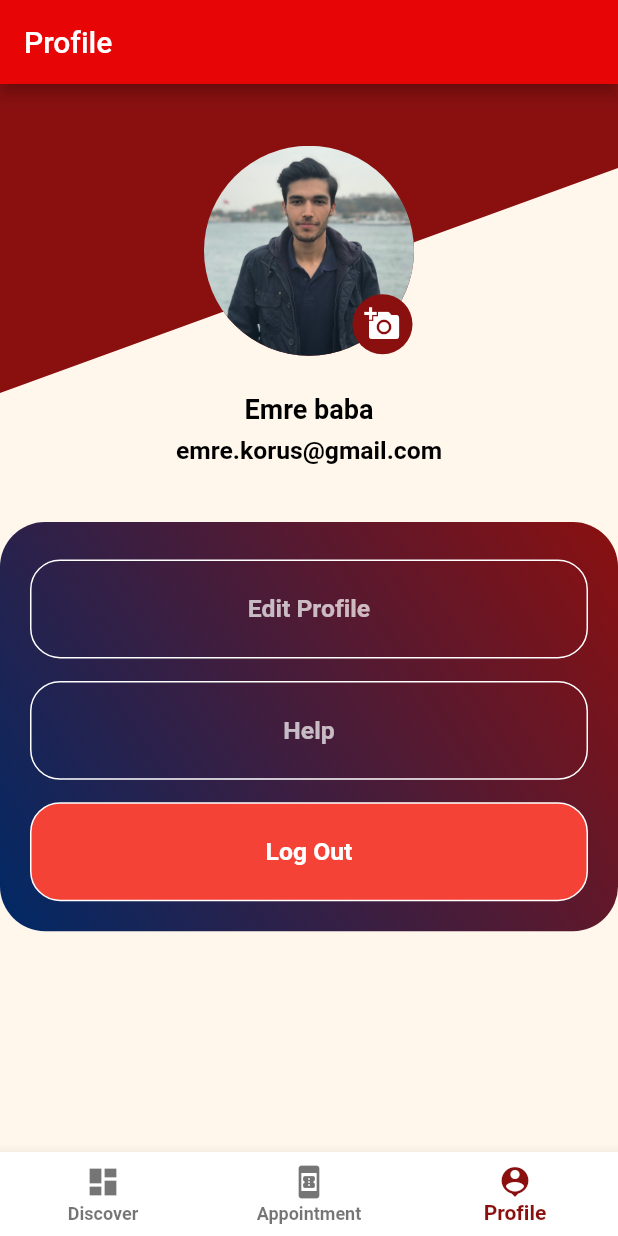
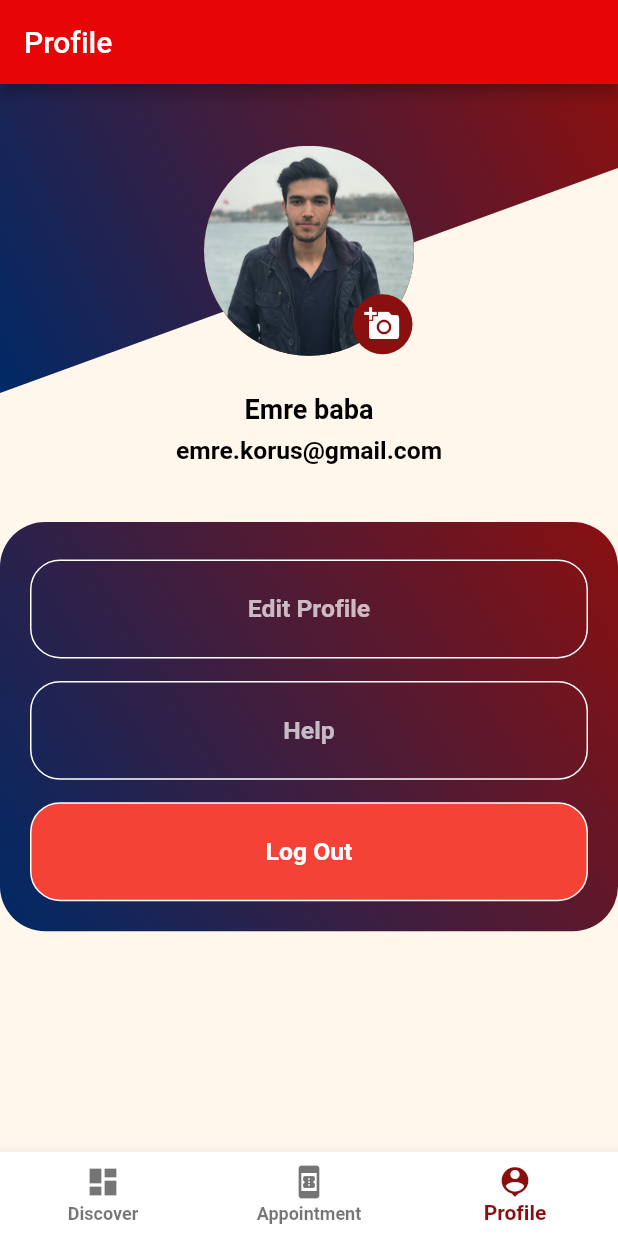
Before and after one commit to emrekorus/BarberBookingApp, a Flutter app: the screen it shows once a user with an empty profile is signed in, item 3 of the bottom bar chosen, on a phone screen of 412 x 824 dp. Run offline on Flutter 3.47's test engine with Material 2 defaults, Android fonts, the phone set to English and light mode, and no system bars; our stand-ins replace carousel_slider, firebase_auth, firebase_database, firebase_storage, im_stepper, sliding_up_panel; accounts and stored records are empty.

Commit message:
Profile Screen, clipper color is made as gradient

```diff
--- a/lib/Screens/Profile/ProfileScreen.dart
+++ b/lib/Screens/Profile/ProfileScreen.dart
@@ -39,7 +39,14 @@ class _ProfileScreenState extends State<ProfileScreen> {
                     clipper: MyCustomClipper(),
                     child: Container(
                         height: 25 * SizeConfig.heightMultiplier,
-                        color: Theme.of(context).primaryColorDark),
+                        decoration: BoxDecoration(
+                            gradient: LinearGradient(
+                                begin: Alignment.topRight,
+                                end: Alignment.bottomLeft,
+                                colors: [
+                              Theme.of(context).primaryColorDark,
+                              Color.fromRGBO(0, 41, 102, 1)
+                            ]))),
                   ),
                 ],
               ),
@@ -98,8 +105,7 @@ class _ProfileScreenState extends State<ProfileScreen> {
         ),
         Padding(
           padding: const EdgeInsets.only(bottom: 30, top: 30),
-          child: Expanded(
-              child: Container(
+          child: Container(
             decoration: BoxDecoration(
                 borderRadius: BorderRadius.all(Radius.circular(30)),
                 gradient: LinearGradient(
@@ -171,7 +177,7 @@ class _ProfileScreenState extends State<ProfileScreen> {
                 ),
               ],
             ),
-          )),
+          ),
         )
       ],
     );
```
